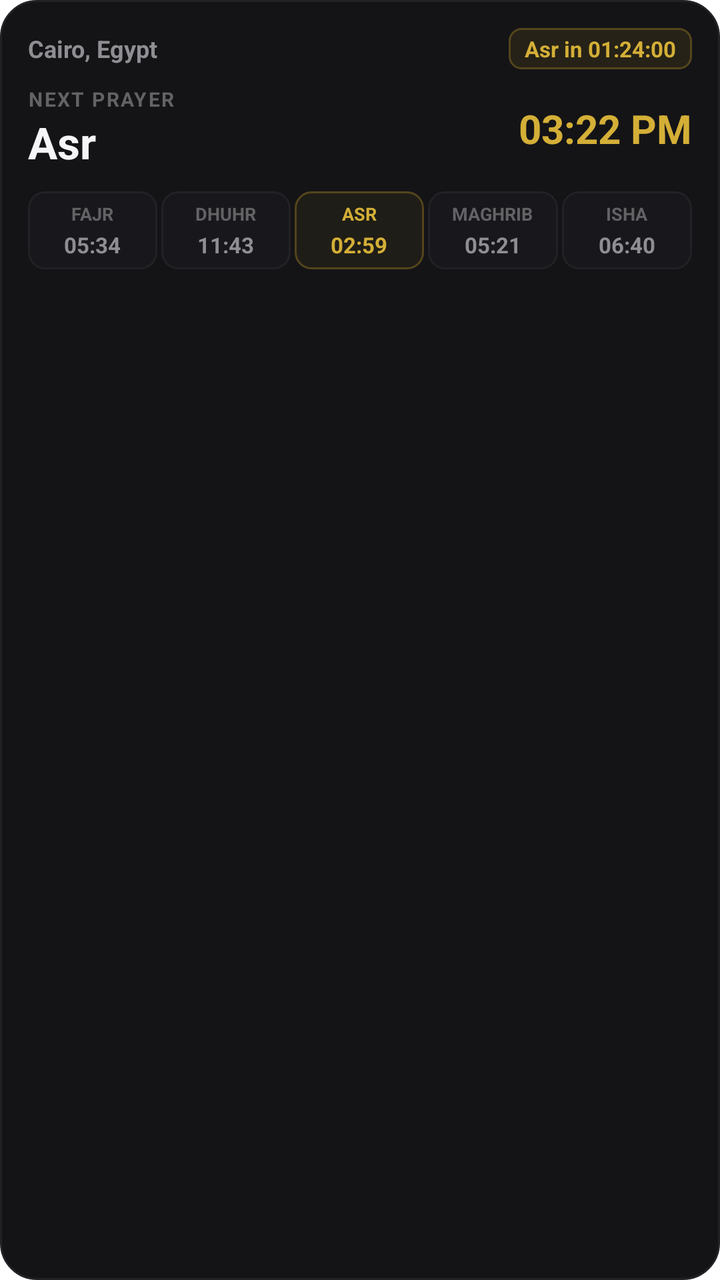
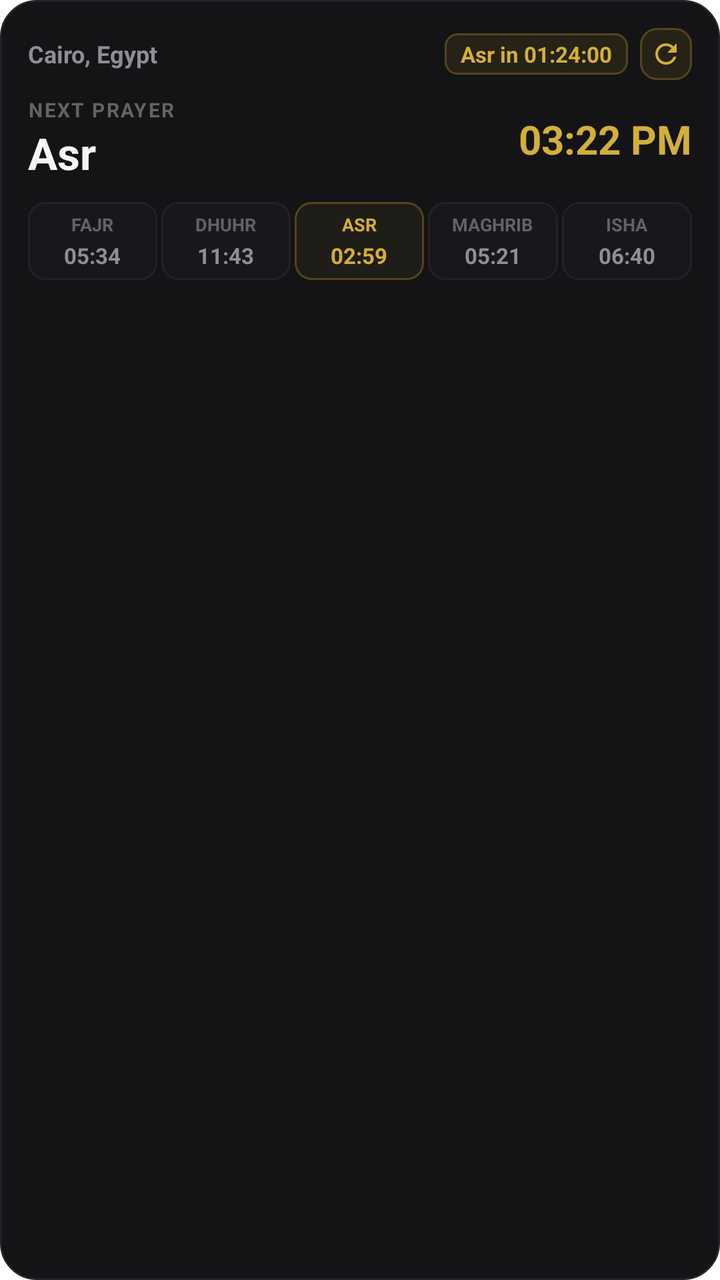

Before-and-after screenshots of an Android layout around one commit, followed by the original layout XML and the change that was made.
<!-- AndroidManifest.xml: fallback theme Theme.MaterialComponents.DayNight.NoActionBar -->
<!-- res/layout/prayer_widget_layout.xml -->
<?xml version="1.0" encoding="utf-8"?>
<LinearLayout xmlns:android="http://schemas.android.com/apk/res/android"
    android:id="@+id/widget_root"
    android:layout_width="match_parent"
    android:layout_height="match_parent"
    android:background="@drawable/widget_bg"
    android:orientation="vertical"
    android:padding="14dp">

    
    <LinearLayout
        android:layout_width="match_parent"
        android:layout_height="wrap_content"
        android:gravity="center_vertical"
        android:orientation="horizontal">

        <TextView
            android:id="@+id/widget_location"
            android:layout_width="0dp"
            android:layout_height="wrap_content"
            android:layout_weight="1"
            android:ellipsize="end"
            android:maxLines="1"
            android:text="Cairo, Egypt"
            android:textColor="@color/widget_text_secondary"
            android:textSize="12sp"
            android:textStyle="bold" />

        <TextView
            android:id="@+id/widget_countdown_badge"
            android:layout_width="wrap_content"
            android:layout_height="wrap_content"
            android:background="@drawable/widget_hero_badge"
            android:paddingStart="8dp"
            android:paddingTop="3dp"
            android:paddingEnd="8dp"
            android:paddingBottom="3dp"
            android:text="Asr in 01:24:00"
            android:textColor="@color/widget_gold"
            android:textSize="11sp"
            android:textStyle="bold" />
    </LinearLayout>

    
    <LinearLayout
        android:layout_width="match_parent"
        android:layout_height="wrap_content"
        android:layout_marginTop="8dp"
        android:layout_marginBottom="8dp"
        android:gravity="center_vertical"
        android:orientation="horizontal">

        <LinearLayout
            android:layout_width="0dp"
            android:layout_height="wrap_content"
            android:layout_weight="1"
            android:orientation="vertical">

            <TextView
                android:layout_width="wrap_content"
                android:layout_height="wrap_content"
                android:letterSpacing="0.08"
                android:text="NEXT PRAYER"
                android:textAllCaps="true"
                android:textColor="@color/widget_text_tertiary"
                android:textSize="10sp"
                android:textStyle="bold" />

            <TextView
                android:id="@+id/widget_next_prayer_name"
                android:layout_width="wrap_content"
                android:layout_height="wrap_content"
                android:text="Asr"
                android:textColor="@color/widget_text_primary"
                android:textSize="22sp"
                android:textStyle="bold" />
        </LinearLayout>

        <TextView
            android:id="@+id/widget_next_prayer_time"
            android:layout_width="wrap_content"
            android:layout_height="wrap_content"
            android:text="03:22 PM"
            android:textColor="@color/widget_gold"
            android:textSize="20sp"
            android:textStyle="bold" />
    </LinearLayout>

    
    <LinearLayout
        android:layout_width="match_parent"
        android:layout_height="wrap_content"
        android:layout_marginTop="2dp"
        android:orientation="horizontal"
        android:weightSum="5">

        
        <LinearLayout
            android:id="@+id/prayer_col_fajr"
            android:layout_width="0dp"
            android:layout_height="wrap_content"
            android:layout_marginEnd="2dp"
            android:layout_weight="1"
            android:background="@drawable/widget_inactive_pill"
            android:gravity="center"
            android:orientation="vertical"
            android:paddingTop="5dp"
            android:paddingBottom="5dp">

            <TextView
                android:id="@+id/text_name_fajr"
                android:layout_width="wrap_content"
                android:layout_height="wrap_content"
                android:text="FAJR"
                android:textColor="@color/widget_text_tertiary"
                android:textSize="9sp"
                android:textStyle="bold" />

            <TextView
                android:id="@+id/widget_fajr_time"
                android:layout_width="wrap_content"
                android:layout_height="wrap_content"
                android:layout_marginTop="2dp"
                android:text="05:34"
                android:textColor="@color/widget_text_secondary"
                android:textSize="11sp"
                android:textStyle="bold" />
        </LinearLayout>

        
        <LinearLayout
            android:id="@+id/prayer_col_dhuhr"
            android:layout_width="0dp"
            android:layout_height="wrap_content"
            android:layout_marginEnd="2dp"
            android:layout_weight="1"
            android:background="@drawable/widget_inactive_pill"
            android:gravity="center"
            android:orientation="vertical"
            android:paddingTop="5dp"
            android:paddingBottom="5dp">

            <TextView
                android:id="@+id/text_name_dhuhr"
                android:layout_width="wrap_content"
                android:layout_height="wrap_content"
                android:text="DHUHR"
                android:textColor="@color/widget_text_tertiary"
                android:textSize="9sp"
                android:textStyle="bold" />

            <TextView
                android:id="@+id/widget_dhuhr_time"
                android:layout_width="wrap_content"
                android:layout_height="wrap_content"
                android:layout_marginTop="2dp"
                android:text="11:43"
                android:textColor="@color/widget_text_secondary"
                android:textSize="11sp"
                android:textStyle="bold" />
        </LinearLayout>

        
        <LinearLayout
            android:id="@+id/prayer_col_asr"
            android:layout_width="0dp"
            android:layout_height="wrap_content"
            android:layout_marginEnd="2dp"
            android:layout_weight="1"
            android:background="@drawable/widget_active_pill"
            android:gravity="center"
            android:orientation="vertical"
            android:paddingTop="5dp"
            android:paddingBottom="5dp">

            <TextView
                android:id="@+id/text_name_asr"
                android:layout_width="wrap_content"
                android:layout_height="wrap_content"
                android:text="ASR"
                android:textColor="@color/widget_gold"
                android:textSize="9sp"
                android:textStyle="bold" />

            <TextView
                android:id="@+id/widget_asr_time"
                android:layout_width="wrap_content"
                android:layout_height="wrap_content"
                android:layout_marginTop="2dp"
                android:text="02:59"
                android:textColor="@color/widget_gold"
                android:textSize="11sp"
                android:textStyle="bold" />
        </LinearLayout>

        
        <LinearLayout
            android:id="@+id/prayer_col_maghrib"
            android:layout_width="0dp"
            android:layout_height="wrap_content"
            android:layout_marginEnd="2dp"
            android:layout_weight="1"
            android:background="@drawable/widget_inactive_pill"
            android:gravity="center"
            android:orientation="vertical"
            android:paddingTop="5dp"
            android:paddingBottom="5dp">

            <TextView
                android:id="@+id/text_name_maghrib"
                android:layout_width="wrap_content"
                android:layout_height="wrap_content"
                android:text="MAGHRIB"
                android:textColor="@color/widget_text_tertiary"
                android:textSize="9sp"
                android:textStyle="bold" />

            <TextView
                android:id="@+id/widget_maghrib_time"
                android:layout_width="wrap_content"
                android:layout_height="wrap_content"
                android:layout_marginTop="2dp"
                android:text="05:21"
                android:textColor="@color/widget_text_secondary"
                android:textSize="11sp"
                android:textStyle="bold" />
        </LinearLayout>

        
        <LinearLayout
            android:id="@+id/prayer_col_isha"
            android:layout_width="0dp"
            android:layout_height="wrap_content"
            android:layout_weight="1"
            android:background="@drawable/widget_inactive_pill"
            android:gravity="center"
            android:orientation="vertical"
            android:paddingTop="5dp"
            android:paddingBottom="5dp">

            <TextView
                android:id="@+id/text_name_isha"
                android:layout_width="wrap_content"
                android:layout_height="wrap_content"
                android:text="ISHA"
                android:textColor="@color/widget_text_tertiary"
                android:textSize="9sp"
                android:textStyle="bold" />

            <TextView
                android:id="@+id/widget_isha_time"
                android:layout_width="wrap_content"
                android:layout_height="wrap_content"
                android:layout_marginTop="2dp"
                android:text="06:40"
                android:textColor="@color/widget_text_secondary"
                android:textSize="11sp"
                android:textStyle="bold" />
        </LinearLayout>
    </LinearLayout>

</LinearLayout>
<!-- resources referenced by this layout -->
<resources>
  <color name="widget_gold">#D4AF37</color>
  <color name="widget_text_primary">#F5F5F7</color>
  <color name="widget_text_secondary">#8E8E93</color>
  <color name="widget_text_tertiary">#636366</color>
  <!-- drawable widget_active_pill (drawable) -->
  <?xml version="1.0" encoding="utf-8"?>
  <shape xmlns:android="http://schemas.android.com/apk/res/android"
      android:shape="rectangle">
      <solid android:color="@color/widget_active_bg" />
      <corners android:radius="8dp" />
      <stroke
          android:width="1dp"
          android:color="@color/widget_gold_border" />
  </shape>
  <!-- drawable widget_bg (drawable) -->
  <?xml version="1.0" encoding="utf-8"?>
  <shape xmlns:android="http://schemas.android.com/apk/res/android"
      android:shape="rectangle">
      <solid android:color="@color/widget_card" />
      <corners android:radius="18dp" />
      <stroke
          android:width="1dp"
          android:color="@color/widget_border" />
  </shape>
  <!-- drawable widget_hero_badge (drawable) -->
  <?xml version="1.0" encoding="utf-8"?>
  <shape xmlns:android="http://schemas.android.com/apk/res/android"
      android:shape="rectangle">
      <solid android:color="@color/widget_gold_subtle" />
      <corners android:radius="6dp" />
      <stroke
          android:width="1dp"
          android:color="@color/widget_gold_border" />
  </shape>
  <!-- drawable widget_inactive_pill (drawable) -->
  <?xml version="1.0" encoding="utf-8"?>
  <shape xmlns:android="http://schemas.android.com/apk/res/android"
      android:shape="rectangle">
      <solid android:color="#18181C" />
      <corners android:radius="8dp" />
      <stroke
          android:width="1dp"
          android:color="#222226" />
  </shape>
  <color name="widget_active_bg">#1F1D17</color>
  <color name="widget_gold_border">#54451C</color>
  <color name="widget_card">#141417</color>
  <color name="widget_border">#222226</color>
  <color name="widget_gold_subtle">#262217</color>
</resources>

<!-- the commit's change to res/layout/prayer_widget_layout.xml (unified diff, before → after) -->
@@ -39,6 +39,18 @@
             android:textColor="@color/widget_gold"
             android:textSize="11sp"
             android:textStyle="bold" />
+
+        
+        <ImageButton
+            android:id="@+id/widget_btn_refresh"
+            android:layout_width="26dp"
+            android:layout_height="26dp"
+            android:layout_marginStart="6dp"
+            android:background="@drawable/widget_btn_refresh_bg"
+            android:contentDescription="Refresh timings"
+            android:padding="5dp"
+            android:scaleType="fitCenter"
+            android:src="@drawable/ic_widget_refresh" />
     </LinearLayout>
 
     
<!-- resource entries referenced after the edit -->
@@ -4,6 +4,16 @@
   <color name="widget_text_primary">#F5F5F7</color>
   <color name="widget_text_secondary">#8E8E93</color>
   <color name="widget_text_tertiary">#636366</color>
+  <!-- drawable ic_widget_refresh (drawable) -->
+  <vector xmlns:android="http://schemas.android.com/apk/res/android"
+      android:width="14dp"
+      android:height="14dp"
+      android:viewportWidth="24"
+      android:viewportHeight="24">
+      <path
+          android:fillColor="@color/widget_gold"
+          android:pathData="M17.65,6.35C16.2,4.9 14.21,4 12,4c-4.42,0 -7.99,3.58 -7.99,8s3.57,8 7.99,8c3.73,0 6.84,-2.55 7.73,-6h-2.08c-0.82,2.33 -3.04,4 -5.65,4 -3.31,0 -6,-2.69 -6,-6s2.69,-6 6,-6c1.66,0 3.14,0.69 4.22,1.78L13,11h7V4l-2.35,2.35z" />
+  </vector>
   <!-- drawable widget_active_pill (drawable) -->
   <?xml version="1.0" encoding="utf-8"?>
   <shape xmlns:android="http://schemas.android.com/apk/res/android"
@@ -23,6 +33,16 @@
       <stroke
           android:width="1dp"
           android:color="@color/widget_border" />
+  </shape>
+  <!-- drawable widget_btn_refresh_bg (drawable) -->
+  <?xml version="1.0" encoding="utf-8"?>
+  <shape xmlns:android="http://schemas.android.com/apk/res/android"
+      android:shape="rectangle">
+      <solid android:color="@color/widget_gold_subtle" />
+      <corners android:radius="8dp" />
+      <stroke
+          android:width="1dp"
+          android:color="@color/widget_gold_border" />
   </shape>
   <!-- drawable widget_hero_badge (drawable) -->
   <?xml version="1.0" encoding="utf-8"?>
